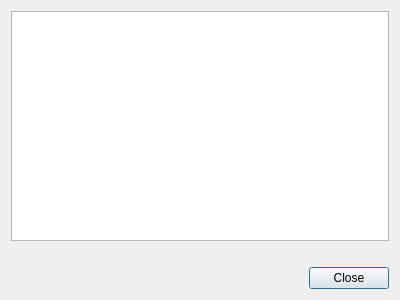
First picture: the form in XQEOutput.ui, repository antis81/XQueryEvaluator, before the edit.
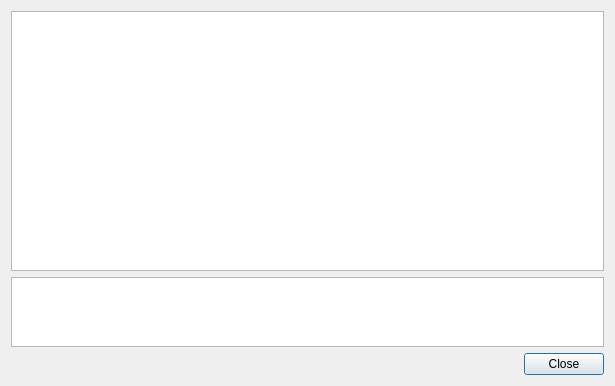
Second picture: the form after the edit.

Commit message: UI: Splitted up Output dialog with extra error area.

Patch:
```diff
--- a/XQEOutput.ui
+++ b/XQEOutput.ui
@@ -6,22 +6,42 @@
    <rect>
     <x>0</x>
     <y>0</y>
-    <width>400</width>
-    <height>300</height>
+    <width>615</width>
+    <height>386</height>
    </rect>
   </property>
   <property name="windowTitle">
    <string>Dialog</string>
   </property>
   <layout class="QGridLayout" name="gridLayout">
-   <item row="0" column="0">
+   <item row="0" column="0" colspan="2">
+    <layout class="QVBoxLayout" name="verticalLayout">
+     <item>
     <widget class="QTextEdit" name="textOutput">
+       <property name="sizePolicy">
+        <sizepolicy hsizetype="Expanding" vsizetype="Expanding">
+         <horstretch>0</horstretch>
+         <verstretch>5</verstretch>
+        </sizepolicy>
+       </property>
      <property name="readOnly">
       <bool>true</bool>
      </property>
     </widget>
    </item>
-   <item row="2" column="0">
+     <item>
+      <widget class="QTextEdit" name="textErrors">
+       <property name="sizePolicy">
+        <sizepolicy hsizetype="Expanding" vsizetype="Expanding">
+         <horstretch>0</horstretch>
+         <verstretch>1</verstretch>
+        </sizepolicy>
+       </property>
+      </widget>
+     </item>
+    </layout>
+   </item>
+   <item row="3" column="1">
     <widget class="QDialogButtonBox" name="buttonBox">
      <property name="orientation">
       <enum>Qt::Horizontal</enum>
@@ -31,8 +51,14 @@
      </property>
     </widget>
    </item>
-   <item row="1" column="0">
+   <item row="3" column="0">
     <widget class="QLabel" name="textDuration">
+     <property name="sizePolicy">
+      <sizepolicy hsizetype="Expanding" vsizetype="Preferred">
+       <horstretch>0</horstretch>
+       <verstretch>0</verstretch>
+      </sizepolicy>
+     </property>
      <property name="text">
       <string/>
      </property>
```
Lines whose indentation alone changed are shown as unchanged.
